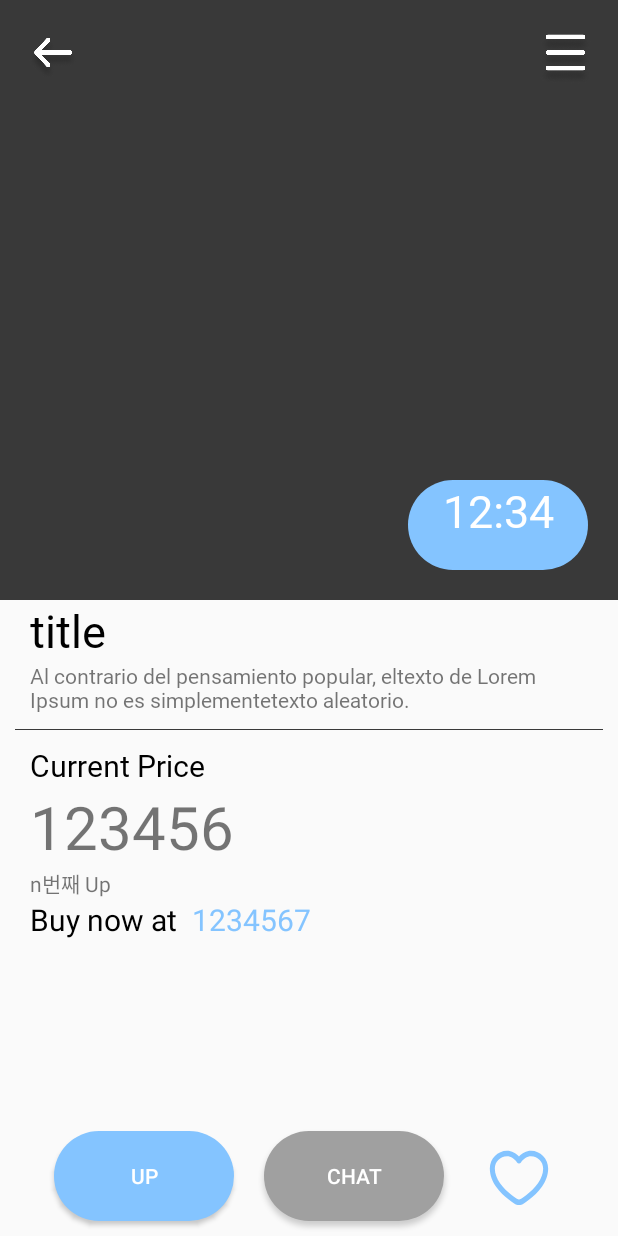
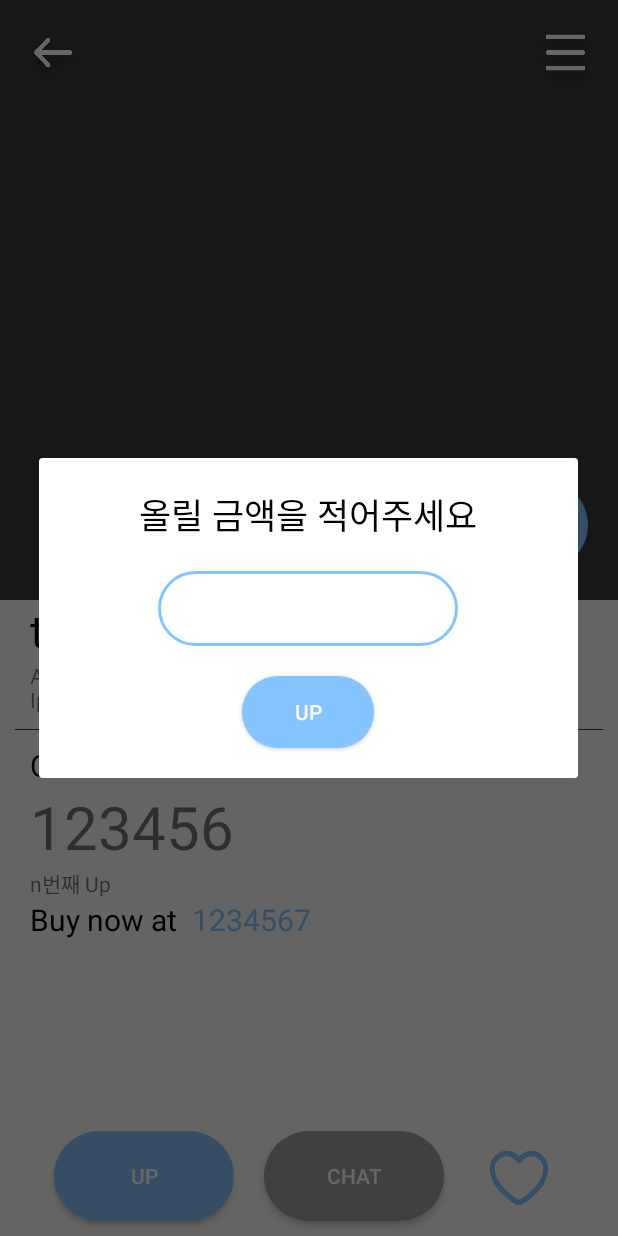
Before and after one commit to capstonemarket/Market, an Android app: the BoardActivity screen opened directly, with no data from a screen before it, after a tap on "UP", on a phone screen of 412 x 824 dp. Run offline under Robolectric (Android 15) with nearby library versions, the phone set to English and light mode, and no system bars; our stand-ins replace Firebase (no records; nobody signed in at launch, a user with empty details on screens opened directly), data binding; 4 statements that could not run were skipped.

Commit message:
게시글 상세페이지 up 버튼 클릭 다이어로그 추가

```diff
--- a/app/src/main/java/com/example/market/board/BoardActivity.kt
+++ b/app/src/main/java/com/example/market/board/BoardActivity.kt
@@ -1,5 +1,6 @@
 package com.example.market.board
 
+import android.content.DialogInterface
 import android.content.Intent
 import androidx.appcompat.app.AppCompatActivity
 import android.os.Bundle
@@ -7,6 +8,7 @@ import android.os.CountDownTimer
 import android.util.Log
 import android.view.LayoutInflater
 import android.widget.Button
+import android.widget.EditText
 import androidx.appcompat.app.AlertDialog
 import androidx.core.view.isVisible
 import androidx.databinding.DataBindingUtil
@@ -50,12 +52,7 @@ class BoardActivity : AppCompatActivity() {
         getImageDate(key)
 
         binding.upBtn.setOnClickListener{
-            up = (up.toInt() + 1).toString()
-            FBRef.boardRef
-                .child(key)
-                .child("up")
-                .setValue(up)
-            binding.upCount.text = up
+            showUpDialog()
         }
         binding.chatBtn.setOnClickListener{
 
@@ -96,6 +93,43 @@ class BoardActivity : AppCompatActivity() {
         alertDialog.findViewById<Button>(R.id.noBtn)?.setOnClickListener{
 
         }
+    }
+
+    private fun showUpDialog() {
+        val mDialogView = LayoutInflater.from(this).inflate(R.layout.up_dialog, null)
+        val mBuilder = AlertDialog.Builder(this)
+            .setView(mDialogView)
+
+        val alertDialog = mBuilder.show()
+
+        alertDialog.findViewById<Button>(R.id.upBtn)?.setOnClickListener{
+            val upT = alertDialog.findViewById<EditText>(R.id.currentV)?.text.toString()
+            var isBlank = upT.isNullOrBlank()
+
+            if(!isBlank){
+            up = (up.toInt() + 1).toString()
+            FBRef.boardRef
+                .child(key)
+                .child("up")
+                .setValue(up)
+            binding.upCount.text = up
+
+            val upV = upT.toInt()
+            val newV = (binding.currentV.text.toString().toInt() + upV).toString()
+            FBRef.boardRef
+                .child(key)
+                .child("currentV")
+                .setValue(newV)
+            binding.currentV.text = newV
+            } else {
+                android.app.AlertDialog.Builder(this)
+                    .setMessage("up할 값을 입력해주세요")
+                    .setPositiveButton("확인", { dialogInterface: DialogInterface?, i:Int->})
+                    .show()
+            }
+
+        }
+
     }
 
     private fun getImageDate(key: String) {
--- /dev/null
+++ b/app/src/main/res/drawable/radius_border.xml
@@ -0,0 +1,12 @@
+<?xml version="1.0" encoding="utf-8"?>
+<shape xmlns:android="http://schemas.android.com/apk/res/android"
+    android:padding="10dp"
+    android:shape="rectangle">
+    <solid android:color="@color/white" />
+    <corners
+        android:bottomLeftRadius="50dp"
+        android:bottomRightRadius="50dp"
+        android:topLeftRadius="50dp"
+        android:topRightRadius="50dp" />
+    <stroke android:width="2dp" android:color="@color/mainColor"/>
+</shape>
--- /dev/null
+++ b/app/src/main/res/layout/up_dialog.xml
@@ -0,0 +1,33 @@
+<?xml version="1.0" encoding="utf-8"?>
+<LinearLayout xmlns:android="http://schemas.android.com/apk/res/android"
+    android:layout_width="match_parent"
+    android:layout_height="wrap_content"
+    android:layout_gravity="bottom"
+    android:gravity="center"
+    android:orientation="vertical">
+
+    <TextView
+        android:layout_width="match_parent"
+        android:layout_height="wrap_content"
+        android:layout_margin="20dp"
+        android:text="올릴 금액을 적어주세요"
+        android:textAlignment="center"
+        android:textColor="@color/black"
+        android:textSize="23sp" />
+
+    <EditText
+        android:id="@+id/upVal"
+        android:layout_width="200dp"
+        android:layout_height="50dp"
+        android:background="@drawable/radius_border"/>
+
+    <Button
+        android:id="@+id/upBtn"
+        android:layout_width="wrap_content"
+        android:layout_height="wrap_content"
+        android:layout_margin="20dp"
+        android:background="@drawable/radius"
+        android:text="Up"
+        android:textColor="@color/white" />
+
+</LinearLayout>
```
